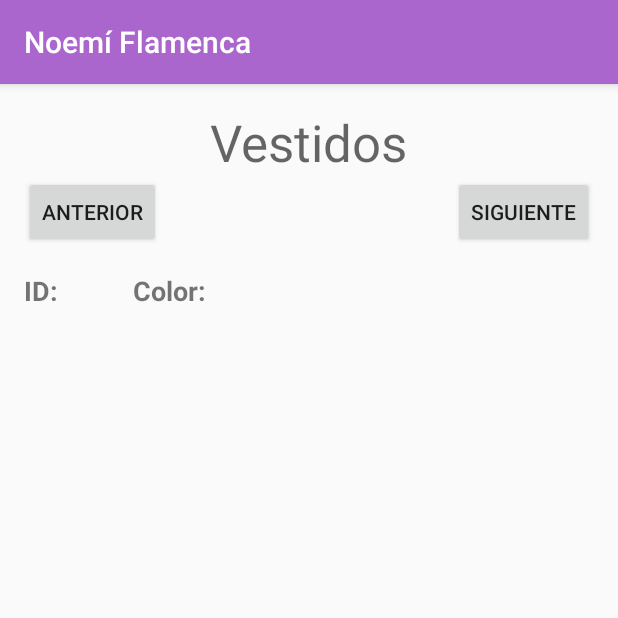
After one commit to Gamusinator/NoemiFlamenca2, an Android app: the fragment Fragment_vestidos shown on its own in the app's theme, on a phone screen of 412 x 824 dp, the top half of it. The commit adds this screen. Run offline under Robolectric (Android 15) with nearby library versions, the phone set to English and light mode, and no system bars; our stand-ins replace Picasso, Volley; network calls fail; pictures from the network do not load.

Commit message:
31/01/2018 - 21:46

```diff
--- /dev/null
+++ b/app/src/main/java/gamusinostudios/noemiflamenca/Fragment_vestidos.java
@@ -0,0 +1,100 @@
+package gamusinostudios.noemiflamenca;
+
+import android.os.Bundle;
+import android.support.v4.app.Fragment;
+import android.view.LayoutInflater;
+import android.view.View;
+import android.view.ViewGroup;
+import android.widget.Button;
+import android.widget.ImageView;
+import android.widget.TextView;
+
+import com.android.volley.Request;
+import com.android.volley.RequestQueue;
+import com.android.volley.Response;
+import com.android.volley.VolleyError;
+import com.android.volley.toolbox.StringRequest;
+import com.android.volley.toolbox.Volley;
+import com.squareup.picasso.Picasso;
+
+
+/*
+ * A simple {@link Fragment} subclass.
+ * Activities that contain this fragment must implement the
+ * {@link Fragment_vestidos.OnFragmentInteractionListener} interface
+ * to handle interaction events.
+ * Use the {@link Fragment_vestidos#newInstance} factory method to
+ * create an instance of this fragment.
+ */
+public class Fragment_vestidos extends Fragment {
+
+    Button btnSiguienteVestido, btnAnteriorVestido;
+    ImageView Vestidos_View;
+    TextView idVestido, colorVestido;
+    String[] nombresArchivos;
+    Vestido[] cadenaVestidos;
+    int i = 0;
+    int total;
+
+    @Override
+    public View onCreateView(LayoutInflater inflater, ViewGroup container,
+                             Bundle savedInstanceState) {
+        View v = inflater.inflate(R.layout.fragment_vestidos, container, false);
+
+        cargarArray(v);
+
+        btnAnteriorVestido = v.findViewById(R.id.botonAnteriorVestidos);
+        btnSiguienteVestido = v.findViewById(R.id.botonSiguienteVestidos);
+        Vestidos_View = v.findViewById(R.id.imageViewPrincipal);
+        idVestido = v.findViewById(R.id.textViewIdVestidosResultado);
+        colorVestido = v.findViewById(R.id.textViewColorVestidosResultado);
+
+        btnAnteriorVestido.setOnClickListener(listener);
+        btnSiguienteVestido.setOnClickListener(listener);
+
+        // Inflate the layout for this fragment
+        return v;
+    }
+
+    //Quan fem clic en un botó, siguiente o anterior...
+    Button.OnClickListener listener = new Button.OnClickListener() {
+        @Override
+        public void onClick(View view) {
+            total = cadenaVestidos.length;
+            int id = view.getId();
+            if(id == R.id.botonSiguiente){
+                i++;
+                if(i == total) i = 0;
+            }
+            if(id == R.id.botonAnterior){
+                i--;
+                if(i == -1) i = total-1;
+            }
+            //carreguem la imatge a l'ImageView
+            //String urlfoto = path + nombresArchivos[i];
+            //Picasso.with(view.getContext()).load(urlfoto).into(Vestidos_View);
+        }
+    };
+
+    public void cargarArray(View v){
+        RequestQueue queue = Volley.newRequestQueue(v.getContext());
+        String URL = "http://ec2-35-177-198-220.eu-west-2.compute.amazonaws.com/noemiFlamenca/scripts/bajarVestidos.php";
+
+        StringRequest stringRequest = new StringRequest(Request.Method.GET, URL, new Response.Listener<String>() {
+
+            @Override
+            public void onResponse(String response) {
+                String string = response;
+                // TODO: 31/01/2018 S'han de tractar les dades que ens arriben del fitxer php
+                nombresArchivos = string.split(","); //Aquí tenemos la array cargada con los nombres de fichero
+                colorVestido.setText(nombresArchivos[2]);
+            }
+        }, new Response.ErrorListener() {
+            @Override
+            public void onErrorResponse(VolleyError error) {
+                //Respuesta incorrecta
+            }
+        });
+        queue.add(stringRequest);
+    }
+}
--- /dev/null
+++ b/app/src/main/res/layout/fragment_vestidos.xml
@@ -0,0 +1,93 @@
+<LinearLayout xmlns:android="http://schemas.android.com/apk/res/android"
+    xmlns:app="http://schemas.android.com/apk/res-auto"
+    xmlns:tools="http://schemas.android.com/tools"
+    android:layout_width="match_parent"
+    android:layout_height="match_parent"
+    android:paddingLeft="16dp"
+    android:paddingRight="16dp"
+    android:paddingTop="16dp"
+    android:paddingBottom="16dp"
+    android:orientation="vertical"
+    tools:context="gamusinostudios.noemiflamenca.Fragment01">
+
+
+    <TextView
+        android:id="@+id/textViewVestidos"
+        android:layout_width="wrap_content"
+        android:layout_height="wrap_content"
+        android:layout_gravity="center"
+        android:text="@string/menu_1"
+        android:textAppearance="@style/TextAppearance.AppCompat.Display1" />
+
+    <RelativeLayout
+        android:layout_width="match_parent"
+        android:layout_height="wrap_content"
+        android:gravity="left">
+
+        <Button
+            android:id="@+id/botonAnteriorVestidos"
+            android:layout_width="wrap_content"
+            android:layout_height="wrap_content"
+            android:layout_alignParentLeft="true"
+            android:text="@string/galeria_anterior" />
+        <LinearLayout
+            android:layout_width="match_parent"
+            android:layout_height="wrap_content"
+            android:layout_toRightOf="@+id/botonAnteriorVestidos"
+            android:orientation="vertical" >
+
+        <Button
+            android:id="@+id/botonSiguienteVestidos"
+            android:layout_width="wrap_content"
+            android:layout_height="wrap_content"
+            android:layout_gravity="right"
+            android:text="@string/galeria_siguiente" />
+        </LinearLayout>
+    </RelativeLayout>
+    <LinearLayout
+        android:layout_width="match_parent"
+        android:layout_height="wrap_content"
+        android:paddingTop="16dp">
+
+        <TextView
+            android:id="@+id/textViewIdVestidos"
+            android:layout_width="wrap_content"
+            android:layout_height="wrap_content"
+            android:text="@string/id_productos"
+            android:textSize="18dp"
+            android:textStyle="bold" />
+        <TextView
+            android:id="@+id/textViewIdVestidosResultado"
+            android:layout_width="50dp"
+            android:layout_height="wrap_content"
+            android:textAlignment="center"/>
+
+        <TextView
+            android:id="@+id/textViewColorVestidos"
+            android:layout_width="wrap_content"
+            android:layout_height="wrap_content"
+            android:text="@string/color_productos"
+            android:textSize="18dp"
+            android:textStyle="bold"/>
+        <TextView
+            android:id="@+id/textViewColorVestidosResultado"
+            android:layout_width="wrap_content"
+            android:layout_height="wrap_content"
+            android:textAlignment="center"/>
+    </LinearLayout>
+    <LinearLayout
+        android:layout_width="wrap_content"
+        android:layout_height="wrap_content"
+        android:paddingTop="16dp"
+        android:paddingBottom="16dp">
+        <TextView
+            android:id="@+id/textViewDescripcionVestidos"
+            android:layout_width="wrap_content"
+            android:layout_height="wrap_content" />
+    </LinearLayout>
+
+    <ImageView
+        android:id="@+id/imageViewVestidos"
+        android:layout_width="fill_parent"
+        android:layout_height="fill_parent"/>
+</LinearLayout>
--- a/app/src/main/res/menu/activity_main_drawer.xml
+++ b/app/src/main/res/menu/activity_main_drawer.xml
@@ -4,6 +4,10 @@
     tools:showIn="navigation_view">
 
     <group android:checkableBehavior="single">
+        <item
+            android:id="@+id/nav_inicio"
+            android:icon="@mipmap/ic_home"
+            android:title="@string/menu_0" />
         <item
             android:id="@+id/nav_vestidos"
             android:icon="@mipmap/ic_vestido"
--- a/app/src/main/res/values/strings.xml
+++ b/app/src/main/res/values/strings.xml
@@ -1,5 +1,6 @@
 <resources>
     <string name="app_name">Noemí Flamenca</string>
+    <string name="menu_0">Inicio</string>
     <string name="menu_1">Vestidos</string>
     <string name="menu_2">Faldas</string>
     <string name="menu_3">Accesorios</string>
@@ -14,5 +15,7 @@
     <string name="galeria_anterior">Anterior</string>
     <string name="galeria_siguiente">Siguiente</string>
     <string name="action_settings">Settings</string>
+    <string name="id_productos">ID: </string>
+    <string name="color_productos">Color: </string>
 
 </resources>
```
Also changed, not shown: app/src/main/java/gamusinostudios/noemiflamenca/MainActivity.java (+6 -6 lines), app/src/main/java/gamusinostudios/noemiflamenca/Vestido.java (added, +52 -0 lines), app/src/main/res/mipmap-hdpi/ic_home.jpg (added), 76 other files.
